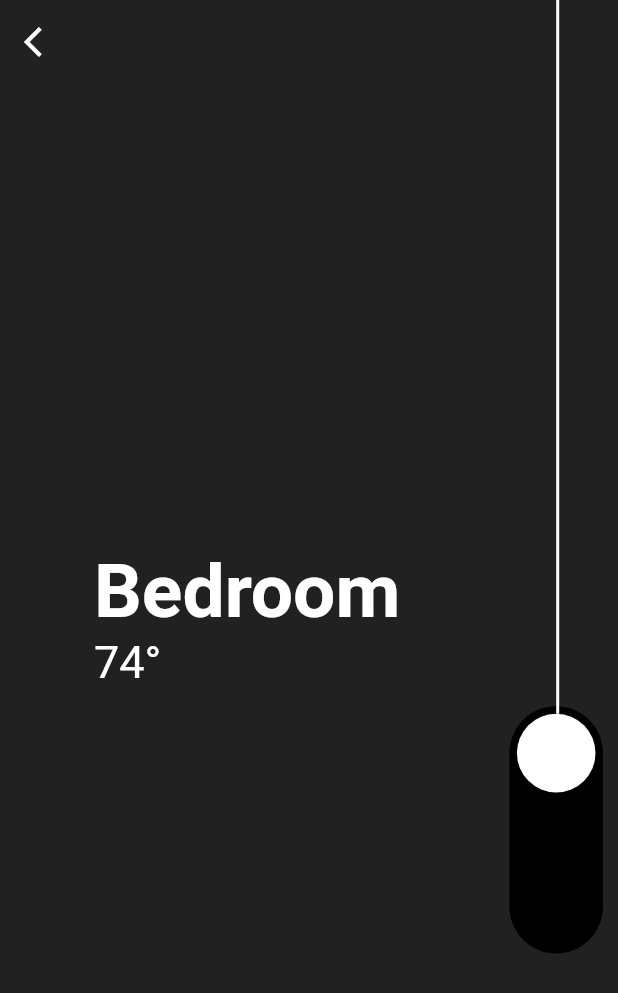
After one commit to Maikzen/flutter_challenges, a Flutter app: the screen it shows after launch, after a tap on "Daily UI", on a phone screen of 412 x 824 dp. The commit adds this screen. Shown: the top 993 px of the screen. Run offline on Flutter 3.47's test engine with Material 2 defaults, Android fonts, the phone set to English and light mode, and no system bars; our stand-ins replace material_design_icons_flutter, photo_view.

Commit message:
new challenge daily ui

```diff
--- /dev/null
+++ b/lib/daily_ui/daily_ui_screen.dart
@@ -0,0 +1,99 @@
+import 'package:flutter/material.dart';
+import 'package:flutter_challenges/daily_ui/widgets/light_switch.dart';
+import 'package:flutter_challenges/daily_ui/widgets/main_text.dart';
+
+const Color lightColorBackground = Colors.yellow;
+const Color darkColorBackground = Colors.black87;
+const Color lightColorText = darkColorBackground;
+const Color darkColorText = Colors.white;
+enum LightState { light, dark }
+
+class DailyUIScreen extends StatefulWidget {
+  const DailyUIScreen({Key? key}) : super(key: key);
+
+  @override
+  State<DailyUIScreen> createState() => _DailyUIScreenState();
+}
+
+class _DailyUIScreenState extends State<DailyUIScreen>
+    with TickerProviderStateMixin {
+  LightState _lightState = LightState.dark;
+  late AnimationController animationController;
+
+  @override
+  void initState() {
+    animationController = AnimationController(
+        vsync: this, duration: const Duration(milliseconds: 200));
+        animationController.addListener(_listener);
+    super.initState();
+  }
+
+  _listener(){
+    if(animationController.isCompleted){
+      setState(() {
+        _lightState = LightState.light;
+      });
+    }
+    if(animationController.isDismissed){
+      setState(() {
+        _lightState = LightState.dark;
+      });
+    }
+  }
+
+  @override
+  void dispose() {
+    animationController.removeListener(_listener);
+    animationController.dispose();
+    super.dispose();
+  }
+
+  @override
+  Widget build(BuildContext context) {
+    return Scaffold(
+      body: AnimatedContainer(
+        duration: const Duration(milliseconds: 500),
+        color: _lightState == LightState.light
+            ? lightColorBackground
+            : darkColorBackground,
+        child: Stack(
+          children: [
+            Row(
+              children: [
+                Expanded(
+                  flex: 4,
+                  child: MainText(lightState: _lightState),
+                ),
+                Expanded(
+                  flex: 1,
+                  child: LightSwitch(
+                    lightState: _lightState,
+                    animationController: animationController,
+                  ),
+                )
+              ],
+            ),
+            Positioned(top: 0.0, left: 0.0, right: 0.0, child: _appBar(context))
+          ],
+        ),
+      ),
+    );
+  }
+
+  AppBar _appBar(BuildContext context) {
+    return AppBar(
+      backgroundColor: Colors.transparent,
+      elevation: 0,
+      leading: IconButton(
+        onPressed: () {
+          Navigator.of(context).pop();
+        },
+        icon: Icon(
+          Icons.arrow_back_ios,
+          color:
+              _lightState == LightState.light ? lightColorText : darkColorText,
+        ),
+      ),
+    );
+  }
+}
--- /dev/null
+++ b/lib/daily_ui/widgets/light_switch.dart
@@ -0,0 +1,103 @@
+import 'package:flutter/material.dart';
+import 'package:flutter_challenges/daily_ui/daily_ui_screen.dart';
+
+class LightSwitch extends StatelessWidget {
+  const LightSwitch(
+      {Key? key,
+      required LightState lightState,
+      required AnimationController animationController})
+      : _lightState = lightState,
+        _animationController = animationController,
+        super(key: key);
+
+  final LightState _lightState;
+  final AnimationController _animationController;
+
+  final Color lightColorBackground = Colors.black26;
+  final Color darkColorBackground = Colors.black;
+  final double _padding = 10;
+
+  @override
+  Widget build(BuildContext context) {
+    final double sizeSwitch =
+        MediaQuery.of(context).size.width * 0.2 - _padding * 2;
+    final double heightContainer = MediaQuery.of(context).size.height * 0.2;
+    return Stack(
+      children: [
+        Column(
+          children: [
+            const Expanded(
+              flex: 4,
+              child: SizedBox(),
+            ),
+            Expanded(
+              flex: 3,
+              child: Padding(
+                padding: EdgeInsets.symmetric(horizontal: _padding),
+                child: Column(
+                  children: [
+                    GestureDetector(
+                      onTap: () {
+                        if (_animationController.isDismissed) {
+                          _animationController.forward();
+                        } else {
+                          _animationController.reverse();
+                        }
+                      },
+                      child: Container(
+                          height: heightContainer,
+                          decoration: BoxDecoration(
+                            borderRadius:
+                                const BorderRadius.all(Radius.circular(40)),
+                            color: _lightState == LightState.light
+                                ? lightColorBackground
+                                : darkColorBackground,
+                          ),
+                          child: Stack(
+                            children: [
+                              AnimatedBuilder(
+                                  animation: _animationController,
+                                  builder: (context, _) {
+                                    return Positioned(
+                                      top: _animationController.value *
+                                          (heightContainer - sizeSwitch),
+                                      height: sizeSwitch,
+                                      width: sizeSwitch,
+                                      bottom: null,
+                                      child: Padding(
+                                        padding: const EdgeInsets.all(5.0),
+                                        child: Container(
+                                          decoration: const BoxDecoration(
+                                              shape: BoxShape.circle,
+                                              color: Colors.white),
+                                        ),
+                                      ),
+                                    );
+                                  })
+                            ],
+                          )),
+                    ),
+                  ],
+                ),
+              ),
+            ),
+          ],
+        ),
+        AnimatedBuilder(
+          animation: _animationController,
+          builder: (context, _) {
+            return Positioned(
+              top: 0,
+              width: 2,
+              bottom: MediaQuery.of(context).size.height * 3/7 - 5 - ((heightContainer - _padding) * _animationController.value),
+              left: _padding + sizeSwitch / 2,
+              child: Container(
+                color: Colors.white,
+              ),
+            );
+          }
+        )
+      ],
+    );
+  }
+}
--- /dev/null
+++ b/lib/daily_ui/widgets/main_text.dart
@@ -0,0 +1,42 @@
+
+
+import 'package:flutter/material.dart';
+import 'package:flutter_challenges/daily_ui/daily_ui_screen.dart';
+
+class MainText extends StatelessWidget {
+  const MainText({
+    Key? key,
+    required LightState lightState,
+  }) : _lightState = lightState, super(key: key);
+
+  final LightState _lightState;
+
+  @override
+  Widget build(BuildContext context) {
+    return Center(
+      child: Column(
+        mainAxisAlignment: MainAxisAlignment.center,
+        crossAxisAlignment: CrossAxisAlignment.start,
+        children: [
+          Text(
+            'Bedroom',
+            style: TextStyle(
+                color: _lightState == LightState.light
+                    ? lightColorText
+                    : darkColorText,
+                fontSize: 50,
+                fontWeight: FontWeight.bold),
+          ),
+          Text(
+            '74°',
+            style: TextStyle(
+                color: _lightState == LightState.light
+                    ? lightColorText
+                    : darkColorText,
+                fontSize: 30),
+          ),
+        ],
+      ),
+    );
+  }
+}
--- a/lib/main.dart
+++ b/lib/main.dart
@@ -1,4 +1,5 @@
 import 'package:flutter/material.dart';
+import 'package:flutter_challenges/daily_ui/daily_ui_screen.dart';
 import 'package:flutter_challenges/mountain_view/mountain_view_screen.dart';
 
 void main() {
@@ -46,6 +47,15 @@ class _MyHomePageState extends State<MyHomePage> {
                   Navigator.push(
                     context,
                     MaterialPageRoute(
+                        builder: (context) => const DailyUIScreen()),
+                  );
+                },
+                child: const Text('Daily UI')),
+            TextButton(
+                onPressed: () {
+                  Navigator.push(
+                    context,
+                    MaterialPageRoute(
                         builder: (context) => const MountainViewScreen()),
                   );
                 },
```
Also changed, not shown: lib/daily_ui/challenge.jpg (added).
